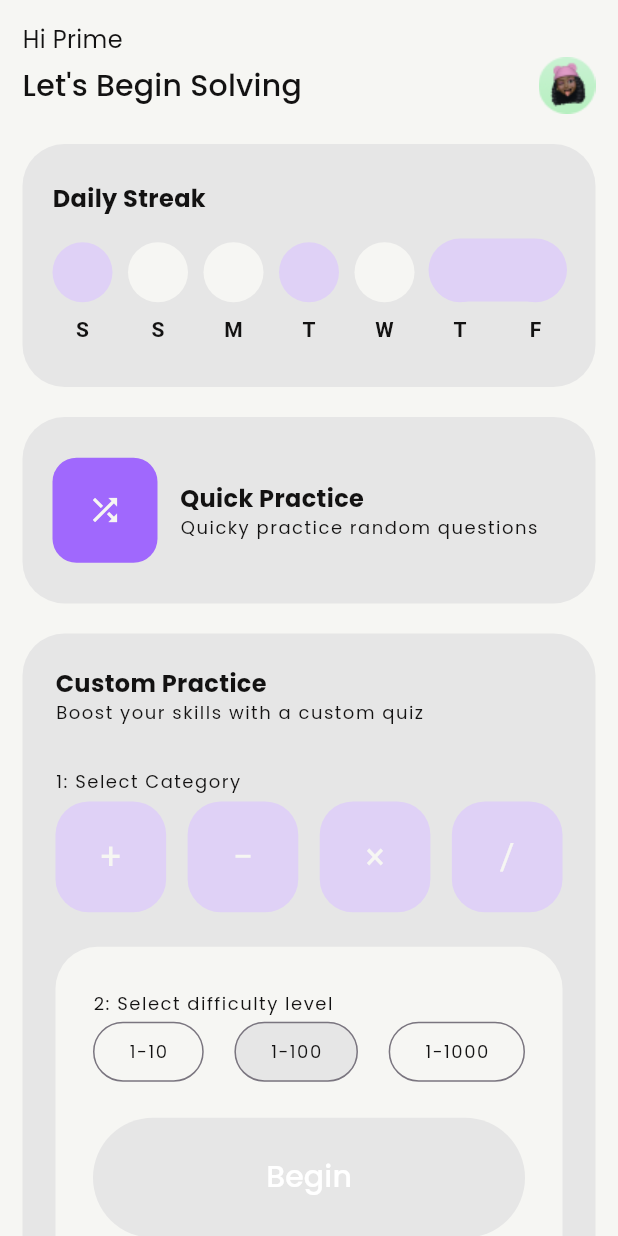
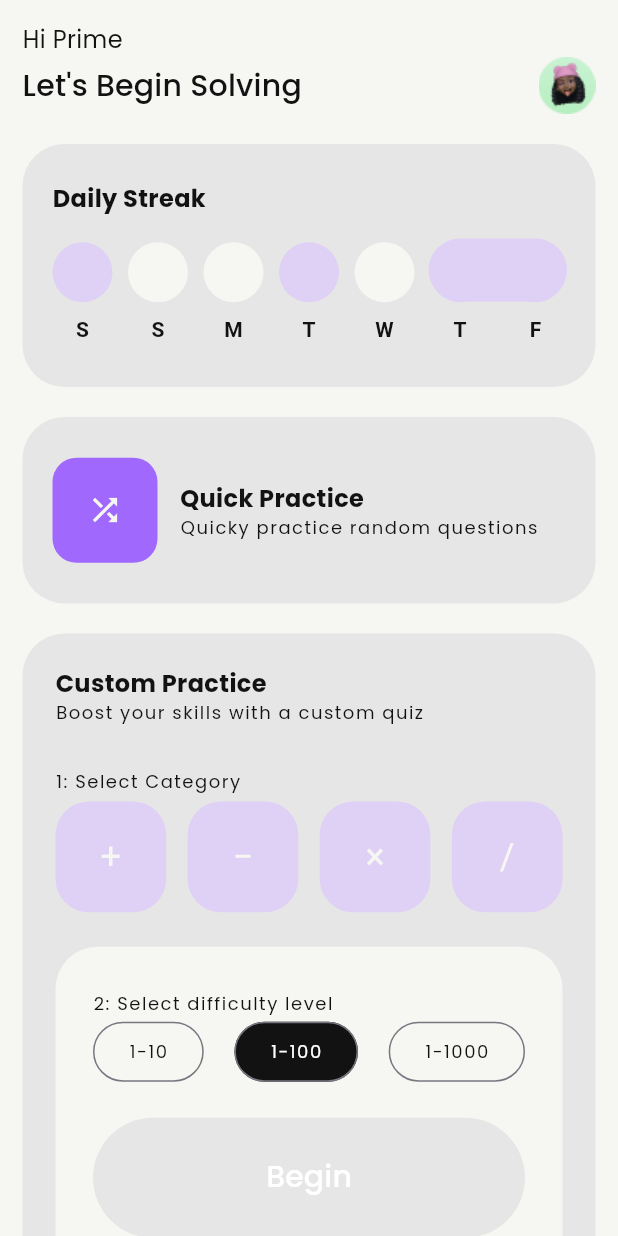
Before and after one commit to prime-infinity/numeracy_app, a Flutter app: the screen it shows after launch, on a phone screen of 412 x 824 dp. Run offline on Flutter 3.47's test engine with Material 3 defaults, Android fonts, the phone set to English and light mode, and no system bars; our stand-ins replace flutter_riverpod, go_router, google_fonts, riverpod_annotation; generated files the repository leaves out were written again.

```diff
--- a/lib/screens/home/multi_selectable_tabs.dart
+++ b/lib/screens/home/multi_selectable_tabs.dart
@@ -79,31 +79,46 @@ class MultiSelectableTabsState extends State<MultiSelectableTabs> {
                         style: ButtonStyle(
                           backgroundColor: WidgetStateProperty.all(
                             _selectedRange == 'a'
-                                ? AppColors.cardGrey
+                                ? AppColors.black
                                 : Colors.transparent,
                           ),
                         ),
-                        child: StyledSmallText("1-10", AppColors.black)),
+                        child: StyledSmallText(
+                          "1-10",
+                          _selectedRange == 'a'
+                              ? Colors.white
+                              : AppColors.black,
+                        )),
                     OutlinedButton(
                         onPressed: () => setState(() => _selectedRange = 'b'),
                         style: ButtonStyle(
                           backgroundColor: WidgetStateProperty.all(
                             _selectedRange == 'b'
-                                ? AppColors.cardGrey
+                                ? AppColors.black
                                 : Colors.transparent,
                           ),
                         ),
-                        child: StyledSmallText("1-100", AppColors.black)),
+                        child: StyledSmallText(
+                          "1-100",
+                          _selectedRange == 'b'
+                              ? Colors.white
+                              : AppColors.black,
+                        )),
                     OutlinedButton(
                         onPressed: () => setState(() => _selectedRange = 'c'),
                         style: ButtonStyle(
                           backgroundColor: WidgetStateProperty.all(
                             _selectedRange == 'c'
-                                ? AppColors.cardGrey
+                                ? AppColors.black
                                 : Colors.transparent,
                           ),
                         ),
-                        child: StyledSmallText("1-1000", AppColors.black))
+                        child: StyledSmallText(
+                          "1-1000",
+                          _selectedRange == 'c'
+                              ? Colors.white
+                              : AppColors.black,
+                        ))
                   ],
                 ),
                 const SizedBox(height: 20),
```
